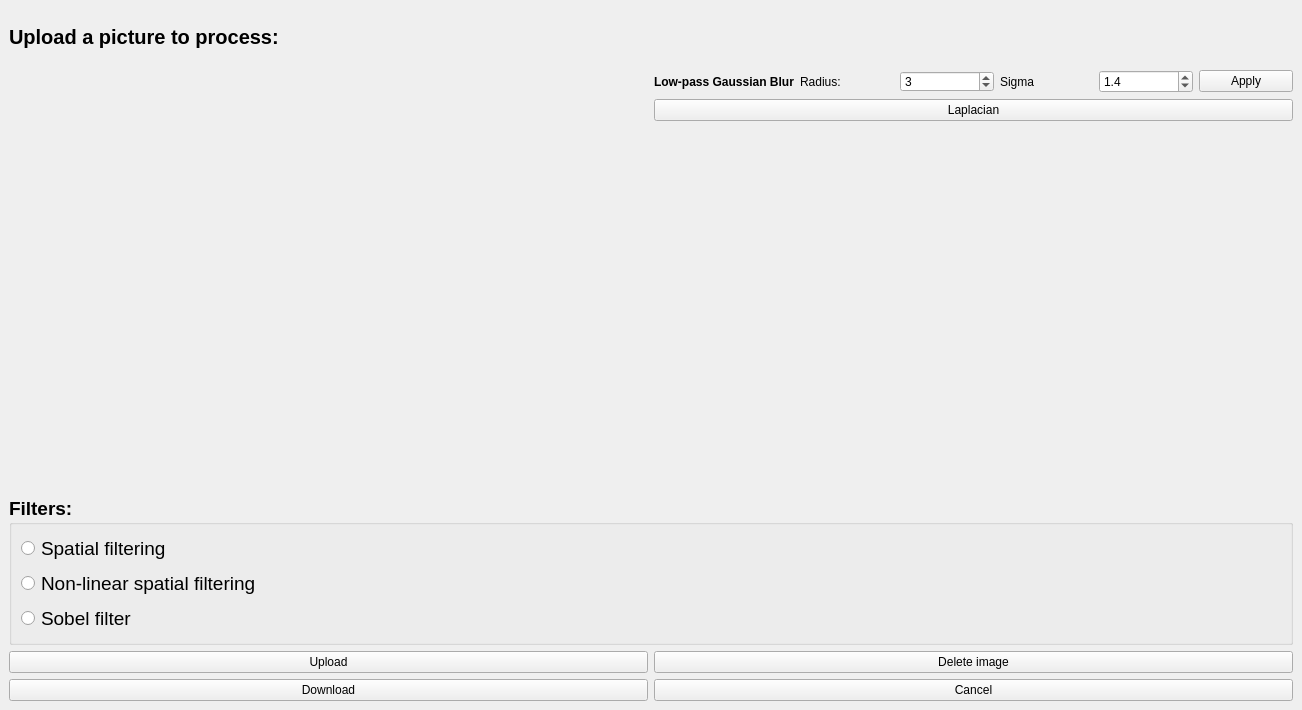
The window that image_processing.ui (RitaPlusPlus/image-processing) describes before a commit, drawn with Qt 5.
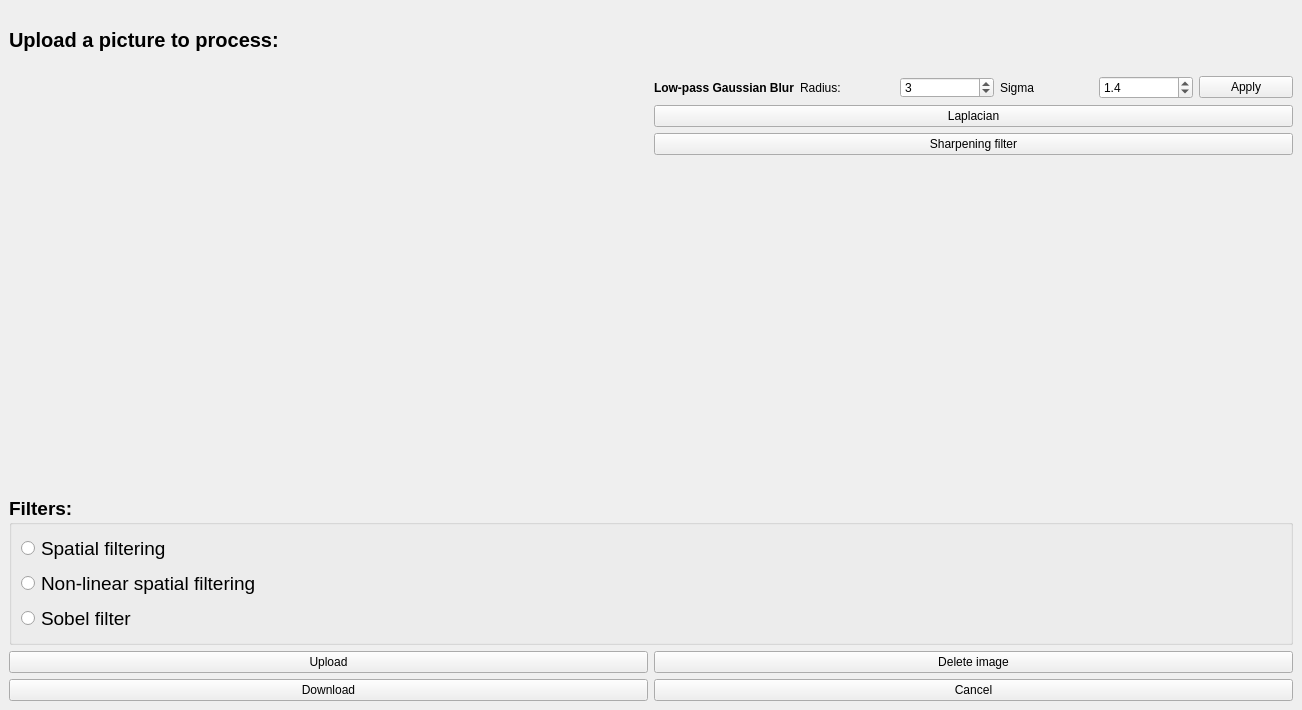
The same window after the commit.

Commit message: adding of sharpening filter + canny filter

```diff
--- a/image_processing.ui
+++ b/image_processing.ui
@@ -200,6 +200,13 @@
         </property>
        </widget>
       </item>
+      <item row="5" column="1">
+       <widget class="QPushButton" name="pushB_Sharp">
+        <property name="text">
+         <string>Sharpening filter</string>
+        </property>
+       </widget>
+      </item>
      </layout>
     </item>
    </layout>
```
The commit also changes 7 other files.
